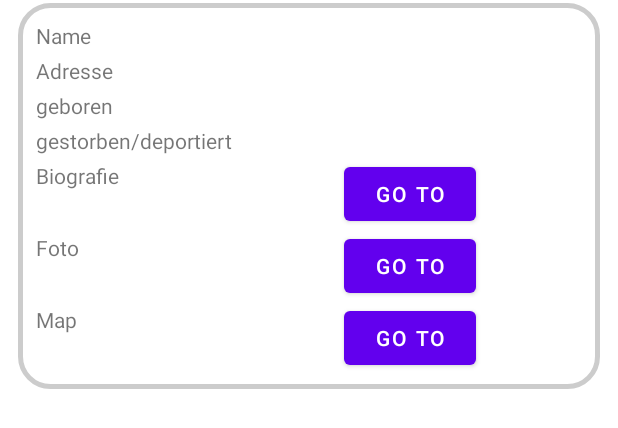
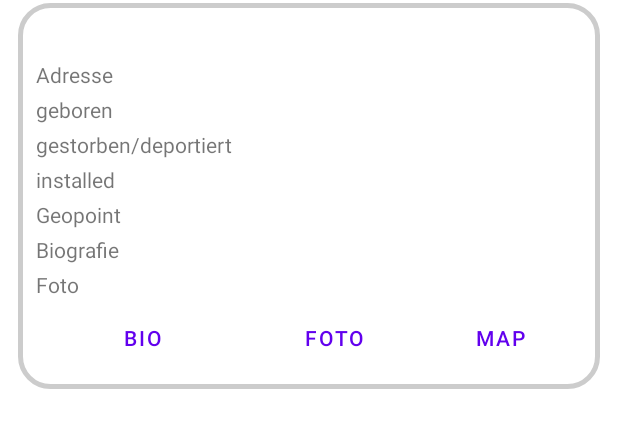
Before and after one commit to Klaus-Thaler/Stolperstein, an Android app: the layout name_textview.xml on its own in the app's theme, with its tools: preview values and no code run, on a phone screen of 412 x 824 dp. Shown: the top 428 px of the screen. Run offline under Robolectric (Android 15) with nearby library versions, the phone set to English and light mode, and no system bars.

Commit message:
remove webwiev

```diff
--- a/app/src/main/res/layout/name_textview.xml
+++ b/app/src/main/res/layout/name_textview.xml
@@ -8,18 +8,16 @@
     android:layout_marginLeft="12sp"
     android:layout_marginRight="12sp"
     android:orientation="vertical"
-    android:stretchColumns="1">
+    android:stretchColumns="*">
 
     <TableRow>
         <TextView
-            android:id="@+id/name_str"
-            android:text="@string/name"
-            android:layout_height="wrap_content"
-            android:layout_margin="2sp" />
-        <TextView
             android:id="@+id/name_name"
             android:layout_height="wrap_content"
-            android:layout_margin="2sp" />
+            android:layout_margin="2sp"
+            android:textStyle="bold"
+            android:textSize="16sp"
+            android:layout_span="3" />
     </TableRow>
     <TableRow>
         <TextView
@@ -30,7 +28,8 @@
         <TextView
             android:id="@+id/name_address"
             android:layout_height="wrap_content"
-            android:layout_margin="2sp"/>
+            android:layout_margin="2sp"
+            android:layout_span="2"/>
     </TableRow>
     <TableRow>
         <TextView
@@ -41,7 +40,8 @@
         <TextView
             android:id="@+id/name_born"
             android:layout_height="wrap_content"
-            android:layout_margin="2sp"/>
+            android:layout_margin="2sp"
+            android:layout_span="2"/>
     </TableRow>
     <TableRow>
         <TextView
@@ -52,46 +52,81 @@
         <TextView
             android:id="@+id/name_death"
             android:layout_height="wrap_content"
-            android:layout_margin="2sp"/>
+            android:layout_margin="2sp"
+            android:layout_span="2"/>
+    </TableRow>
+    <TableRow>
+        <TextView
+            android:id="@+id/installed_str"
+            android:text="installed"
+            android:layout_height="wrap_content"
+            android:layout_margin="2sp" />
+        <TextView
+            android:id="@+id/name_installed"
+            android:layout_height="wrap_content"
+            android:layout_margin="2sp"
+            android:layout_span="2"/>
+    </TableRow>
+    <TableRow>
+        <TextView
+            android:id="@+id/geopoint_str"
+            android:text="Geopoint"
+            android:layout_height="wrap_content"
+            android:layout_margin="2sp" />
+        <TextView
+            android:id="@+id/name_geopoint"
+            android:layout_height="wrap_content"
+            android:layout_margin="2sp"
+            android:autoLink="web"
+            android:layout_span="2"/>
     </TableRow>
     <TableRow>
         <TextView
             android:id="@+id/bio_str"
-            android:text="@string/bio"
+            android:text="Biografie"
             android:layout_height="wrap_content"
             android:layout_margin="2sp" />
-        <Button
+        <TextView
             android:id="@+id/name_bio"
-            android:layout_width="wrap_content"
-            android:layout_gravity="center"
-            android:text="go to" />
+            android:layout_height="wrap_content"
+            android:layout_margin="2sp"
+            android:autoLink="web"
+            android:layout_span="2"/>
     </TableRow>
     <TableRow>
         <TextView
             android:id="@+id/foto_str"
-            android:text="@string/foto"
+            android:text="Foto"
             android:layout_height="wrap_content"
             android:layout_margin="2sp" />
+        <TextView
+            android:id="@+id/name_foto"
+            android:layout_height="wrap_content"
+            android:layout_margin="2sp"
+            android:autoLink="web"
+            android:layout_span="2"/>
+    </TableRow>
+    <TableRow>
         <Button
-            android:id="@+id/name_foto"
+            android:id="@+id/name_button_bio"
+            android:text="bio"
             android:layout_width="wrap_content"
-            android:layout_gravity="center"
-            android:text="go to" />
+            android:layout_marginLeft="6sp"
+            android:layout_marginRight="6sp"
+            style="?android:attr/buttonBarButtonStyle" />
+        <Button
+            android:id="@+id/name_button_foto"
+            android:text="foto"
+            android:layout_width="wrap_content"
+            android:layout_marginLeft="6sp"
+            android:layout_marginRight="6sp"
+            style="?android:attr/buttonBarButtonStyle" />
+        <Button
+            android:id="@+id/name_button_geopoint"
+            android:text="map"
+            android:layout_width="wrap_content"
+            android:layout_marginLeft="6sp"
+            android:layout_marginRight="6sp"
+            style="?android:attr/buttonBarButtonStyle" />
     </TableRow>
-    <TableRow android:gravity="center_horizontal">
-        <TextView
-            android:id="@+id/card_str"
-            android:text="@string/map"
-            android:layout_height="wrap_content"
-            android:layout_margin="2sp" />
-
-        <Button
-            android:id="@+id/name_card"
-            android:layout_width="wrap_content"
-            android:layout_gravity="center"
-            android:padding="0sp"
-            android:layout_margin="0sp"
-            android:text="go to" />
-    </TableRow>
-
 </TableLayout>
```
Also changed, not shown: app/src/main/java/com/example/stolperstein/classes/getWebWorker.java (+15 -15 lines), app/src/main/java/com/example/stolperstein/ui/names/NameFragment.java (+5 -8 lines), app/src/main/java/com/example/stolperstein/ui/names/NameListAdapter.java (+27 -4 lines), app/src/main/java/com/example/stolperstein/ui/names/RecyclerViewHolder.java (+12 -2 lines), app/src/main/java/com/example/stolperstein/ui/settings/SettingFragment.java (+2 -8 lines).
